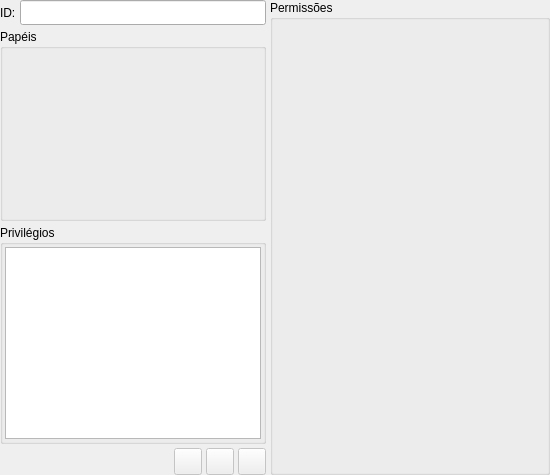
erdincay/pgmodeler-old, file pgmodeler_ui/ui/permissaowidget.ui: the form before one commit.
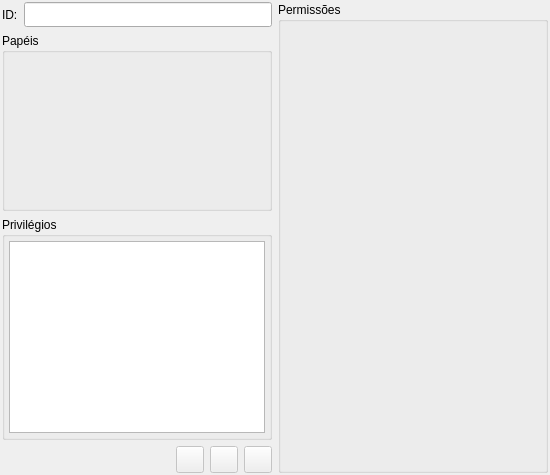
The form after the commit. Icons and pictures are not drawn.

Patch:
```diff
--- a/pgmodeler_ui/ui/permissaowidget.ui
+++ b/pgmodeler_ui/ui/permissaowidget.ui
@@ -27,10 +27,10 @@
   </property>
   <layout class="QGridLayout" name="permissao_grid">
    <property name="margin">
-    <number>0</number>
+    <number>2</number>
    </property>
    <property name="spacing">
-    <number>4</number>
+    <number>6</number>
    </property>
    <item row="0" column="0" colspan="4">
     <layout class="QHBoxLayout" name="horizontalLayout">
@@ -142,7 +142,10 @@
      </property>
      <layout class="QGridLayout" name="gridLayout">
       <property name="margin">
-       <number>2</number>
+       <number>4</number>
+      </property>
+      <property name="spacing">
+       <number>6</number>
       </property>
       <item row="0" column="0">
        <widget class="QTableWidget" name="privilegios_tbw">
```
